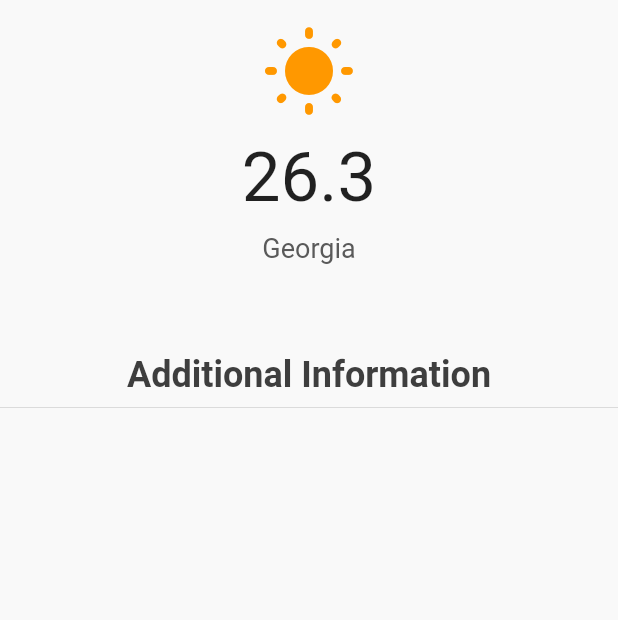
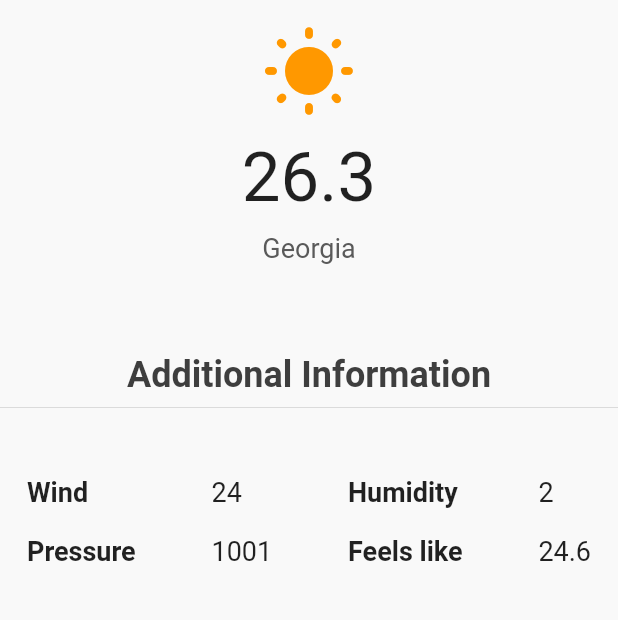
Before and after one commit to BerPGR/flutter-weather-app, a Flutter app: the screen it shows after launch, on a phone screen of 412 x 824 dp, the part 59-679 px from its top. Run offline on Flutter 3.47's test engine with Material 2 defaults, Android fonts, the phone set to English and light mode, and no system bars.

Commit message:
Created service, model, views and connection to api

```diff
--- a/lib/main.dart
+++ b/lib/main.dart
@@ -1,4 +1,5 @@
 import 'package:flutter/material.dart';
+import 'package:weatherapp/views/additional_information.dart';
 import 'package:weatherapp/views/current_weather.dart';
 
 void main() {
@@ -61,7 +62,8 @@ class _HomePageState extends State<HomePage> {
           Divider(),
           SizedBox(
             height: 20,
-          )
+          ),
+          additionalInformation("24", "2", "1001", "24.6"),
         ],
       ),
     );
--- /dev/null
+++ b/lib/model/weather_model.dart
@@ -0,0 +1,25 @@
+class Weather {
+  String? city;
+  double? temp;
+  double? wind;
+  int? humidity;
+  double? feels_like;
+  int? pressure;
+
+  Weather(
+      {this.city,
+      this.temp,
+      this.wind,
+      this.humidity,
+      this.feels_like,
+      this.pressure});
+
+  Weather.fromJson(Map<String, dynamic> json) {
+    city = json["name"];
+    temp = json["main"]["temp"];
+    wind = json["wind"]["speed"];
+    pressure = json["main"]["pressure"];
+    humidity = json["main"]["humidity"];
+    feels_like = json["main"]["feels_like"];
+  }
+}
--- /dev/null
+++ b/lib/services/weather_api_client.dart
@@ -0,0 +1,16 @@
+import 'dart:convert';
+
+import 'package:http/http.dart' as http;
+import 'package:weatherapp/model/weather_model.dart';
+
+class WeatherApiClient {
+  Future<Weather>? getCurrentWeather(String? location) async {
+    var endpoint = Uri.parse(
+        "https://api.openweathermap.org/data/2.5/weather?q=$location&appid=c9132a5fa5951068d62e14a70390f30b&units=metric");
+
+    var response = await http.get(endpoint);
+    var body = jsonDecode(response.body);
+    print(Weather.fromJson(body));
+    return Weather.fromJson(body);
+  }
+}
--- /dev/null
+++ b/lib/views/additional_information.dart
@@ -0,0 +1,91 @@
+import 'package:flutter/material.dart';
+
+Widget additionalInformation(
+    String wind, String humidity, String pressure, String feels_like) {
+  TextStyle titleFont = TextStyle(fontWeight: FontWeight.w600, fontSize: 18);
+  TextStyle textFont = TextStyle(fontWeight: FontWeight.w400, fontSize: 18);
+  return Container(
+    width: double.infinity,
+    padding: EdgeInsets.all(18),
+    child: Column(
+      mainAxisAlignment: MainAxisAlignment.center,
+      crossAxisAlignment: CrossAxisAlignment.center,
+      children: [
+        Row(
+          mainAxisAlignment: MainAxisAlignment.spaceBetween,
+          crossAxisAlignment: CrossAxisAlignment.center,
+          children: [
+            Column(
+              mainAxisAlignment: MainAxisAlignment.start,
+              crossAxisAlignment: CrossAxisAlignment.start,
+              children: [
+                Text(
+                  "Wind",
+                  style: titleFont,
+                ),
+                SizedBox(
+                  height: 18,
+                ),
+                Text(
+                  "Pressure",
+                  style: titleFont,
+                ),
+              ],
+            ),
+            Column(
+              mainAxisAlignment: MainAxisAlignment.start,
+              crossAxisAlignment: CrossAxisAlignment.start,
+              children: [
+                Text(
+                  "$wind",
+                  style: textFont,
+                ),
+                SizedBox(
+                  height: 18,
+                ),
+                Text(
+                  "$pressure",
+                  style: textFont,
+                ),
+              ],
+            ),
+            Column(
+              mainAxisAlignment: MainAxisAlignment.start,
+              crossAxisAlignment: CrossAxisAlignment.start,
+              children: [
+                Text(
+                  "Humidity",
+                  style: titleFont,
+                ),
+                SizedBox(
+                  height: 18,
+                ),
+                Text(
+                  "Feels like",
+                  style: titleFont,
+                ),
+              ],
+            ),
+            Column(
+              mainAxisAlignment: MainAxisAlignment.start,
+              crossAxisAlignment: CrossAxisAlignment.start,
+              children: [
+                Text(
+                  "$humidity",
+                  style: textFont,
+                ),
+                SizedBox(
+                  height: 18,
+                ),
+                Text(
+                  "$feels_like",
+                  style: textFont,
+                ),
+              ],
+            ),
+          ],
+        ),
+      ],
+    ),
+  );
+}
--- a/pubspec.yaml
+++ b/pubspec.yaml
@@ -35,6 +35,7 @@ dependencies:
   # The following adds the Cupertino Icons font to your application.
   # Use with the CupertinoIcons class for iOS style icons.
   cupertino_icons: ^1.0.2
+  http: ^0.13.6
 
 dev_dependencies:
   flutter_test:
```
Also changed, not shown: pubspec.lock.
